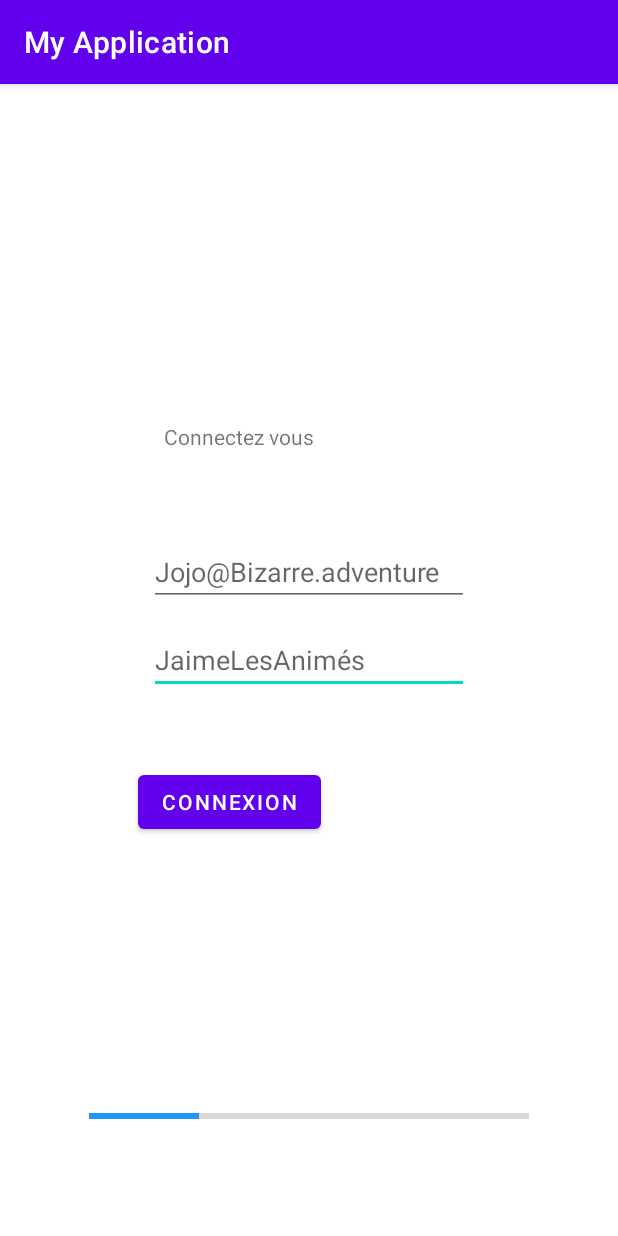
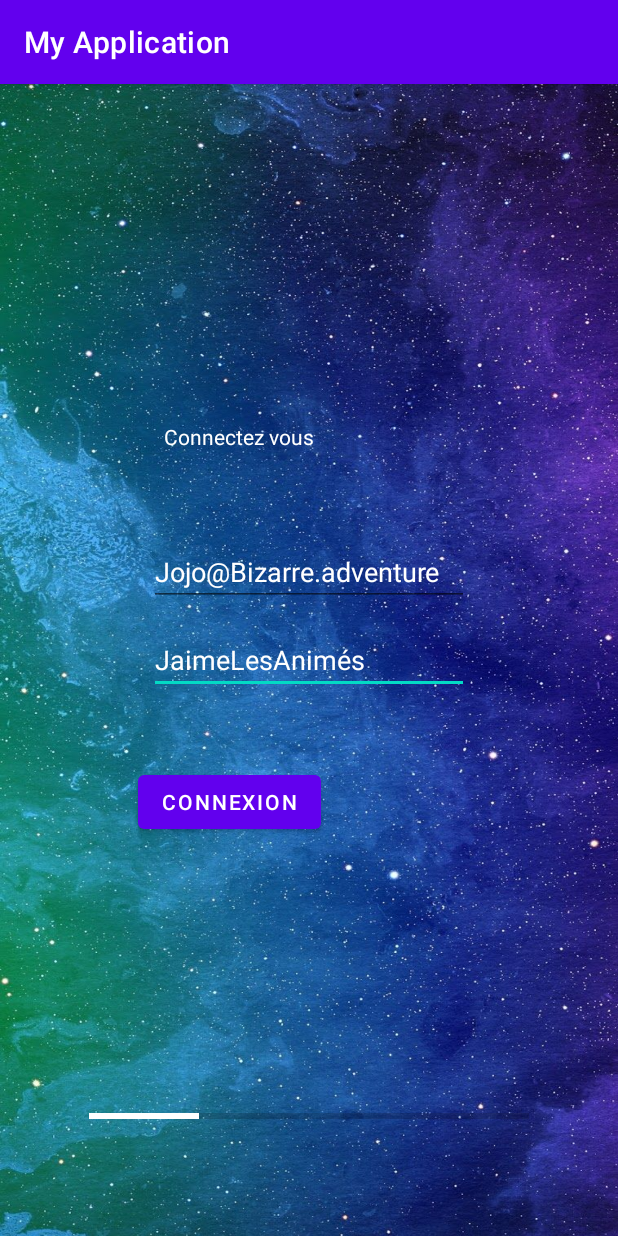
Before and after one commit to Naramazuki/Projet_Java, an Android app: the Page_Menu screen opened directly, with no data from a screen before it, on a phone screen of 412 x 824 dp. Run offline under Robolectric (Android 15) with nearby library versions, the phone set to English and light mode, and no system bars.

Commit message:
ajout de background et de couleurs

```diff
--- a/app/src/main/res/layout/activity_main.xml
+++ b/app/src/main/res/layout/activity_main.xml
@@ -2,6 +2,7 @@
 <androidx.constraintlayout.widget.ConstraintLayout xmlns:android="http://schemas.android.com/apk/res/android"
     xmlns:app="http://schemas.android.com/apk/res-auto"
     xmlns:tools="http://schemas.android.com/tools"
+    android:background="@drawable/background"
     android:layout_width="match_parent"
     android:layout_height="match_parent"
     tools:context=".MainActivity">
@@ -11,6 +12,7 @@
         android:layout_width="wrap_content"
         android:layout_height="wrap_content"
         android:text="Appuyez sur GO!! pour lancer le jeu"
+        android:textColor="@color/white"
         app:layout_constraintBottom_toBottomOf="@+id/button"
         app:layout_constraintEnd_toEndOf="parent"
         app:layout_constraintHorizontal_bias="0.497"
@@ -34,6 +36,7 @@
         android:id="@+id/Affichage1"
         android:layout_width="wrap_content"
         android:layout_height="wrap_content"
+        android:textColor="@color/white"
         android:text="Welcome to the GAME"
         app:layout_constraintBottom_toBottomOf="parent"
         app:layout_constraintEnd_toEndOf="parent"
--- a/app/src/main/res/layout/activity_page_menu.xml
+++ b/app/src/main/res/layout/activity_page_menu.xml
@@ -4,6 +4,7 @@
     xmlns:tools="http://schemas.android.com/tools"
     android:layout_width="match_parent"
     android:layout_height="match_parent"
+    android:background="@drawable/background"
     tools:context=".Page_Menu">
 
     <EditText
@@ -11,6 +12,7 @@
         android:layout_width="wrap_content"
         android:layout_height="wrap_content"
         android:ems="10"
+        android:textColorHint="@color/white"
         android:hint="JaimeLesAnimés"
         android:inputType="textPassword"
         app:layout_constraintBottom_toBottomOf="parent"
@@ -25,6 +27,8 @@
         android:ems="10"
         android:hint="Jojo@Bizarre.adventure"
         android:inputType="textEmailAddress"
+        android:textColorHint="@color/white"
+
         app:layout_constraintBottom_toBottomOf="parent"
         app:layout_constraintEnd_toEndOf="parent"
         app:layout_constraintStart_toStartOf="parent"
@@ -37,7 +41,7 @@
         android:layout_width="293dp"
         android:layout_height="8dp"
         android:progress="25"
-        android:progressTint="#2196F3"
+        android:progressTint="@color/white"
         app:layout_constraintBottom_toBottomOf="parent"
         app:layout_constraintEnd_toEndOf="parent"
         app:layout_constraintHorizontal_bias="0.498"
@@ -50,6 +54,7 @@
         android:layout_width="193dp"
         android:layout_height="26dp"
         android:text="Connectez vous"
+        android:textColor="@color/white"
         app:layout_constraintBottom_toTopOf="@+id/editTextTextEmailAddress"
         app:layout_constraintEnd_toEndOf="parent"
         app:layout_constraintStart_toStartOf="parent"
```
Also changed, not shown: app/src/main/res/Background/background.jpg (added), app/src/main/res/background.jpg (added), app/src/main/res/background.png (added), app/src/main/res/drawable/background.jpg (added).
